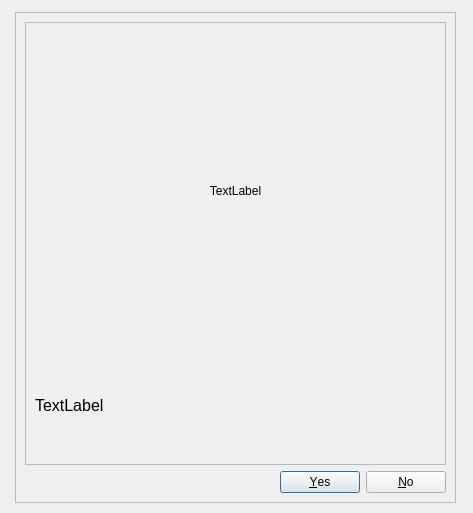
This is liftout/gui/qtdesigner_files/user_dialog.ui in Phaips/autoliftout as Qt 5 draws it before an edit. The edited form follows.
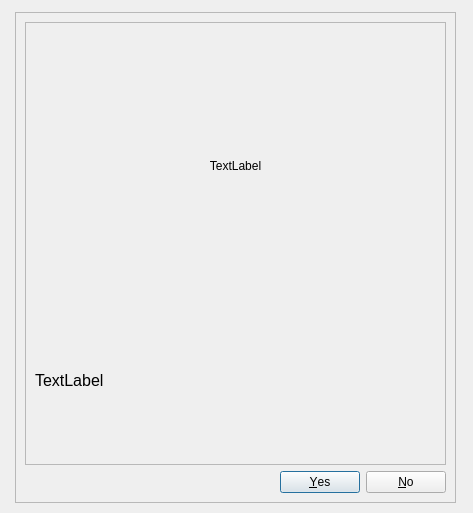
This is the edited form.

Commit message: updated user interaction / movement

What changed in the file:
```diff
--- a/liftout/gui/qtdesigner_files/user_dialog.ui
+++ b/liftout/gui/qtdesigner_files/user_dialog.ui
@@ -63,7 +63,7 @@
          <property name="maximumSize">
           <size>
            <width>16777215</width>
-           <height>100</height>
+           <height>150</height>
           </size>
          </property>
          <property name="font">
@@ -74,6 +74,9 @@
          <property name="text">
           <string>TextLabel</string>
          </property>
+         <property name="wordWrap">
+          <bool>true</bool>
+         </property>
         </widget>
        </item>
       </layout>
```
The commit also changes 2 other files.
